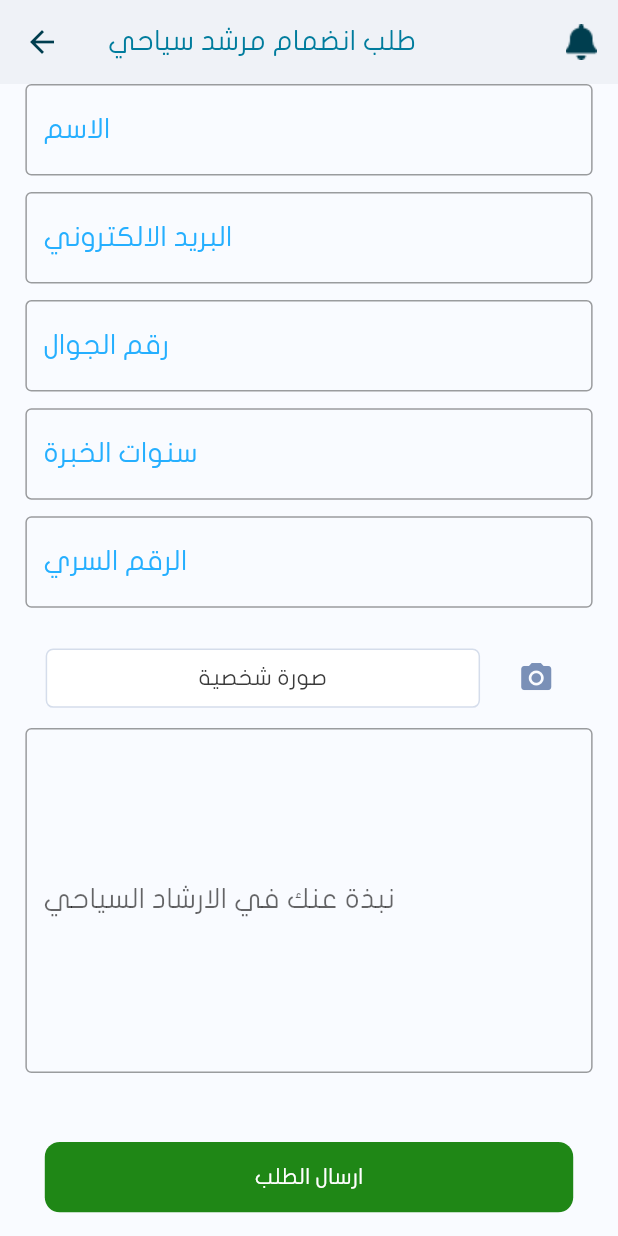
After one commit to saleh991/taif4, a Flutter app: the AddGuideScreen screen opened by its route, on a phone screen of 412 x 824 dp. The commit adds this screen. Run offline on Flutter 3.47's test engine with Material 2 defaults, Android fonts, the phone set to English and light mode, and no system bars; our stand-ins replace bloc, carousel_slider, dio, easy_localization, equatable, flutter_bloc and 8 more; accounts and stored records are empty.

Commit message:
اضافة مرشد سياحي تفاصيل المرشد السياحي

```diff
--- a/lib/components/components.dart
+++ b/lib/components/components.dart
@@ -1,3 +1,5 @@
+import 'dart:ui';
+
 import 'package:easy_localization/easy_localization.dart';
 import 'package:flutter/cupertino.dart';
 import 'package:flutter/material.dart';
@@ -251,6 +253,33 @@ Widget contactItem({
       ),
     );
 
+Widget contactTextFieldWithHintColor({
+  required String hint,
+  TextInputType keyboardType = TextInputType.text,
+  required TextEditingController controller,
+  int line = 1,
+}) =>
+    TextField(
+      maxLines: line,
+      controller: controller,
+      style: TextStyle(
+          fontFamily: 'JF Flat', fontSize: 20.sp, color: Colors.black),
+      keyboardType: keyboardType,
+      decoration: InputDecoration(
+
+        border: OutlineInputBorder(
+          borderSide:
+              BorderSide(color: Color.fromRGBO(213, 221, 235, 1), width: 1),
+        ),
+        hintText: hint,
+        hintStyle: TextStyle(
+          fontFamily: 'JF Flat',
+          fontSize: 20.sp,
+          color: const Color(0xff25afff),
+        ),
+      ),
+    );
+
 Widget contactTextField({
   required String hint,
   TextInputType keyboardType = TextInputType.text,
@@ -261,18 +290,20 @@ Widget contactTextField({
       maxLines: line,
       controller: controller,
       style: TextStyle(
-          fontFamily: 'JF Flat', fontSize: 15.sp, color: Colors.black),
+          fontFamily: 'JF Flat', fontSize: 20.sp, color: Colors.black),
       keyboardType: keyboardType,
       decoration: InputDecoration(
         labelText: hint,
         border: OutlineInputBorder(
           borderSide:
-              BorderSide(color: Color.fromRGBO(213, 221, 235, 1), width: 1),
+          BorderSide(color: Color.fromRGBO(213, 221, 235, 1), width: 1),
         ),
         hintText: hint,
         hintStyle: TextStyle(
           fontFamily: 'JF Flat',
-          fontSize: 15.sp,
+
+
+          fontSize: 20.sp,
           color: const Color(0x853a3a3a),
         ),
       ),
@@ -1207,7 +1238,7 @@ InkWell secondlistViewItem(
             crossAxisAlignment: CrossAxisAlignment.start,
             children: [
               SizedBox(
-                height: 16.h,
+                height: 6.h,
               ),
               Text(
                 locationModel.data![index].title.toString(),
--- a/lib/dio/dio_helper.dart
+++ b/lib/dio/dio_helper.dart
@@ -12,6 +12,7 @@ class DioHelper {
       BaseOptions(
         headers: {
           'Content-Type': 'application/json',
+          'Accept': 'application/json',
           'lang': 'ar',
         },
         baseUrl: URL,
@@ -32,21 +33,18 @@ class DioHelper {
 
   static Future<Response> postData({
     required String url,
-    required Map<String, dynamic> data,
+    required var data,
     Map<String, dynamic>? query,
     String token = '',
   }) async {
     return await dio.post(
       url,
       data: data,
-      options: Options(
-        headers: {
-          //'Authorization': token,
-        },
-      ),
       queryParameters: query,
     );
   }
+
+
 
   static Future<Response> putData({
     required String url,
--- a/lib/helper/constants.dart
+++ b/lib/helper/constants.dart
@@ -10,6 +10,8 @@ String fontName = "JF Flat";
 //API
 int userId = AppController.instance.getId();
 //https://opencart3.const-tech.biz/tf/api
+//https://taif-app.com/api/
+
 const String URL = 'https://taif-app.com/api/';
 const String LOGIN = 'login';
 const String COMMENT = 'comments';
@@ -89,3 +91,4 @@ String contractsRoute = "/contracts_screen";
 String documentationRoute = "/documentation_screen";
 String taifRoute = "/taif_screen";
 String tourismGuidingRoute = "/tourism_guiding_screen";
+String addGuideRoute="/add_guide_screen";
--- a/lib/main.dart
+++ b/lib/main.dart
@@ -40,6 +40,7 @@ import 'package:taif/screens/secondary_screens/documentation_screen/documentatio
 import 'package:taif/screens/secondary_screens/favorite_screen.dart';
 import 'package:taif/screens/secondary_screens/know_taif/know_taif.dart';
 import 'package:taif/screens/secondary_screens/my_ads_screen.dart';
+import 'package:taif/screens/secondary_screens/address_section_screens/tourism_guiding_section/add_guide_screen.dart';
 import 'package:taif/screens/secondary_screens/chat_screen/private_chat_screen.dart';
 import 'package:taif/screens/secondary_screens/public_services_screens/services_provider_details_screen.dart';
 import 'package:taif/screens/secondary_screens/public_services_screens/services_providers_screen.dart';
@@ -129,6 +130,8 @@ class _MainAppState extends State<MainApp> {
             addressConditionRoute: (context) => AddressCondtionsScreen(),
             addedSuccefullyRoute: (context) => AddedSuccefullyScreen(),
             // addressDetailsRoute: (context) => AddressDetailsScreen(),
+            addGuideRoute: (context) => AddGuideScreen(),
+
             servicesProvidersRoute: (context) => ServicesProviderScreen(),
             servicesProviderDetailsRoute: (context) =>
                 ServicesProviderDetailsScreen(),
--- /dev/null
+++ b/lib/models/add_guide_model.dart
@@ -0,0 +1,23 @@
+class AddGuideModel {
+  bool? status;
+  int? code;
+  String? errors_string;
+
+  AddGuideModel({this.status, this.code, this.errors_string});
+
+  AddGuideModel.fromJson(Map<String, dynamic> json) {
+    status = json['status'];
+    code = json['code'];
+    errors_string = json['errors_string'];
+
+  }
+
+  Map<String, dynamic> toJson() {
+    final Map<String, dynamic> data = Map<String, dynamic>();
+    data['status'] = this.status;
+    data['code'] = this.code;
+    data['errors_string'] = this.errors_string;
+
+    return data;
+  }
+}
--- a/lib/screens/primary_screens/membership_screen/cubit/cubit.dart
+++ b/lib/screens/primary_screens/membership_screen/cubit/cubit.dart
@@ -14,11 +14,7 @@ import 'package:taif/models/bank_transactions_model.dart';
 import 'package:taif/models/package_model.dart';
 import 'package:taif/models/request_package_model.dart';
 import 'package:taif/screens/primary_screens/membership_screen/cubit/state.dart';
-import 'package:http/http.dart' as http;
-import 'package:async/async.dart';
 
-import 'package:http_parser/http_parser.dart';
-import 'package:mime/mime.dart';
 
 class PackagesCubit extends Cubit<PackagesState> {
   PackagesCubit() : super(PackagesInitState());
--- a/lib/screens/secondary_screens/address_section_screens/cubit/states.dart
+++ b/lib/screens/secondary_screens/address_section_screens/cubit/states.dart
@@ -1,6 +1,20 @@
-abstract class LocationsState {}
 
-class LocationsInitState extends LocationsState{}
+import 'package:equatable/equatable.dart';
+
+import '../../../../models/add_guide_model.dart';
+abstract class LocationsState extends Equatable{
+
+  @override
+
+  List<Object?> get props =>[];
+
+}
+
+class LocationsInitState extends LocationsState{
+
+
+
+}
 
 class LocationsLoadingState extends LocationsState{}
 
@@ -61,6 +75,15 @@ class OfferSectionsLoadingState extends LocationsState{}
 
 class OfferSectionsSuccessState extends LocationsState{}
 
+class AddGuideLoadingState extends LocationsState{}
+
+class AddGuideSuccessState extends LocationsState{
+  AddGuideModel addGuideModel;
+  AddGuideSuccessState(this.addGuideModel);
+}
+
+class AddGuideErrorState extends LocationsState{}
+
 class OfferSectionsErrorState extends LocationsState{}
 
 class HarajsSectionsLoadingState extends LocationsState{}
--- /dev/null
+++ b/lib/screens/secondary_screens/address_section_screens/tourism_guiding_section/add_guide_screen.dart
@@ -0,0 +1,279 @@
+import 'dart:io';
+
+import 'package:flutter/cupertino.dart';
+import 'package:flutter/material.dart';
+import 'package:flutter_bloc/flutter_bloc.dart';
+import 'package:flutter_screenutil/flutter_screenutil.dart';
+import 'package:fluttertoast/fluttertoast.dart';
+import 'package:image_picker/image_picker.dart';
+import 'package:taif/components/components.dart';
+import 'package:taif/helper/constants.dart';
+import 'package:taif/screens/secondary_screens/address_section_screens/cubit/cubit.dart';
+import 'package:taif/screens/secondary_screens/address_section_screens/cubit/states.dart';
+import '../addedd_succefully_screen.dart';
+
+class AddGuideScreen extends StatefulWidget {
+  const AddGuideScreen({Key? key}) : super(key: key);
+
+  @override
+  _AddGuideScreenState createState() => _AddGuideScreenState();
+}
+
+class _AddGuideScreenState extends State<AddGuideScreen> {
+  File? profileImage;
+  var picker = ImagePicker();
+
+  Future<void> getImage() async {
+    final pickerFile = await picker.pickImage(
+      source: ImageSource.gallery,
+    );
+    if (pickerFile != null) {
+      profileImage = File(pickerFile.path);
+
+    } else {
+      print('No Image Selected');
+
+    }
+  }
+
+  LocationsCubit cu=LocationsCubit();
+  late TextEditingController _nameController;
+  late TextEditingController _emailController;
+  late TextEditingController _phoneController;
+  late TextEditingController _expController;
+  late TextEditingController _passwordController;
+  late TextEditingController _detailsController;
+
+  @override
+  void initState() {
+
+
+    _nameController = TextEditingController();
+    _emailController = TextEditingController();
+    _phoneController = TextEditingController();
+    _expController = TextEditingController();
+    _passwordController = TextEditingController();
+    _detailsController = TextEditingController();
+    super.initState();
+  }
+
+  @override
+  void dispose() {
+    super.dispose();
+    _nameController.dispose();
+    _emailController.dispose();
+    _phoneController.dispose();
+    _detailsController.dispose();
+    _expController.dispose();
+    _passwordController.dispose();
+
+  }
+
+
+  @override
+  Widget build(BuildContext context) {
+    return Scaffold(
+      appBar: AppBar(
+        backgroundColor: Color(0xFFEFF2F7),
+        elevation: 0,
+        iconTheme: IconThemeData(color: Color(0xFF003E4F)),
+        centerTitle: false,
+        title: Text(
+          'طلب انضمام مرشد سياحي',
+          style: TextStyle(
+            fontFamily: fontName,
+            fontSize: 20.sp,
+            color: const Color(0xff007c9d),
+          ),
+        ),
+        actions: [InkWell(onTap:(){
+          Navigator.pushNamed(context, notificationsRoute);
+        },child: Image.asset('images/notification_icon.png'))],      ),
+      body:BlocProvider(
+        create:
+            (context) => cu,
+        child: BlocConsumer<LocationsCubit,LocationsState>(
+          listener: (context, state) {
+
+
+            if (state is AddGuideErrorState) {
+              Fluttertoast.showToast(
+                  msg: 'حدث خطأ ما',
+                  toastLength: Toast.LENGTH_SHORT,
+                  gravity: ToastGravity.BOTTOM,
+                  timeInSecForIosWeb: 2,
+                  backgroundColor: Colors.grey,
+                  textColor: Colors.white,
+                  fontSize: 16.0);
+            }
+
+            else if (state is AddGuideLoadingState) {
+              Fluttertoast.showToast(
+                  msg: 'جاري المعالجة..',
+                  toastLength: Toast.LENGTH_SHORT,
+                  gravity: ToastGravity.BOTTOM,
+                  timeInSecForIosWeb: 1,
+                  backgroundColor: Colors.grey,
+                  textColor: Colors.white,
+                  fontSize: 16.0);
+
+            }
+
+            else if (state is AddGuideSuccessState) {
+
+              if(state.addGuideModel.status!)
+                {
+                  Navigator.pushReplacement(
+                   context,
+                   MaterialPageRoute(builder: (context) => AddedSuccefullyScreen()),
+                 );
+                }
+            }
+          },
+          builder: (context, state) {
+              return  SingleChildScrollView(
+                physics: BouncingScrollPhysics(),
+                child: Padding(
+                  padding: EdgeInsets.symmetric(horizontal: 17.w),
+                  child: Column(
+                    children: [
+                      contactTextFieldWithHintColor(
+                        hint: 'الاسم',
+                        controller: _nameController,
+                      ),
+                      SizedBox(
+                        height: 12.h,
+                      ),
+                      contactTextFieldWithHintColor(
+                        hint: 'البريد الالكتروني',
+                        controller: _emailController,
+                      ),
+                      SizedBox(
+                        height: 12.h,
+                      ),
+                      contactTextFieldWithHintColor(
+                        hint: 'رقم الجوال',
+                        controller: _phoneController,
+                      ),
+                      SizedBox(
+                        height: 12.h,
+                      ),
+                      contactTextFieldWithHintColor(
+                        hint: 'سنوات الخبرة',
+                        controller: _expController,
+                      ),
+                      SizedBox(
+                        height: 12.h,
+                      ),
+                      contactTextFieldWithHintColor(
+                        hint: 'الرقم السري',
+                        controller: _passwordController,
+                      ),
+                      SizedBox(
+                        height: 25.h,
+                      ),
+                      if(profileImage==null)
+                      addFromGalleryItems(
+                          title: 'صورة شخصية', icon: Icons.camera_alt, function: () async {
+                            print(profileImage);
+                            await getImage();
+                            print(profileImage);
+                            setState(() {
+
+                            });
+                      })
+                      else
+                        Column(
+                          children: [
+                            Container(
+                              height: 130.h,
+                              width: 130.h,
+                              decoration: BoxDecoration(
+                                shape: BoxShape.circle,
+                                image: DecorationImage(
+                                  image: FileImage(profileImage!,
+                                  ),
+                                    fit: BoxFit.fill
+                                )
+                              ),
+                            ),
+                            SizedBox(
+                              width: 150.w,
+                              child: languagesButtonWithIcon(
+                                title:  "تغير الصورة ",
+                                icon: Icon(
+                                  Icons.camera_alt_outlined,
+                                ),
+                                function: () async {
+                                  print(profileImage);
+                                  await getImage();
+                                  print(profileImage);
+                                  setState(() {
+
+                                  });
+                                },
+                                color: Color(0xff25afff),
+                              ),
+                            )
+                          ],
+                        ),
+                      SizedBox(
+                        height: 10.h,
+                      ),
+
+                      contactTextField(
+                        hint: 'نبذة عنك في الارشاد السياحي',
+                        controller: _detailsController,
+                        line: 10,
+                      ),
+                      SizedBox(
+                        height: 50.h,
+                      ),
+
+                      SizedBox(
+                          width: 354.w,
+                          height: 51.h,
+                          child: languagesButton(
+                            title: 'ارسال الطلب',
+                            function: () {
+                              if(profileImage==null)
+                                {
+                                  Fluttertoast.showToast(
+                                      msg: 'يرجى ملأ البيانات بشكل كامل ووضع صورة شخصية',
+                                      toastLength: Toast.LENGTH_SHORT,
+                                      gravity: ToastGravity.BOTTOM,
+                                      timeInSecForIosWeb: 1,
+                                      backgroundColor: Colors.grey,
+                                      textColor: Colors.white,
+                                      fontSize: 16.0);
+                                }
+                              else{
+                                cu..addGuid(
+                                    name: _nameController.text,
+                                    email: _emailController.text,
+                                    image: profileImage!,
+                                    phone: _phoneController.text,
+                                    password: _passwordController.text,
+                                    experience_years: _expController.text,
+                                    notes: _detailsController.text);
+                              }
+
+
+                            },
+                            color: Color.fromRGBO(31, 135, 22, 1),
+                          )),
+                      SizedBox(
+                        height: 50.h,
+                      ),
+                    ],
+                  ),
+                ),
+              );
+
+          },
+        ),
+      ),
+
+    );
+  }
+}
--- a/lib/screens/secondary_screens/contact_screen/contact_screen.dart
+++ b/lib/screens/secondary_screens/contact_screen/contact_screen.dart
@@ -23,7 +23,6 @@ class _ContactScreenState extends State<ContactScreen> {
 
   @override
   void initState() {
-    // TODO: implement initState
     super.initState();
     _nameController = TextEditingController();
     _phoneController = TextEditingController();
@@ -34,7 +33,6 @@ class _ContactScreenState extends State<ContactScreen> {
 
   @override
   void dispose() {
-    // TODO: implement dispose
     super.dispose();
     _nameController.dispose();
     _phoneController.dispose();
--- a/pubspec.yaml
+++ b/pubspec.yaml
@@ -43,6 +43,8 @@ dependencies:
   image_picker: ^0.8.3+3
   url_launcher: ^6.0.10
   share: ^2.0.4
+  equatable: ^2.0.3
+
 
 dev_dependencies:
   flutter_test:
```
Also changed, not shown: lib/screens/secondary_screens/address_section_screens/addedd_succefully_screen.dart (+12 -7 lines), lib/screens/secondary_screens/address_section_screens/cubit/cubit.dart (+45 -0 lines), lib/screens/secondary_screens/address_section_screens/tourism_guiding_section/all_guide_screen.dart (+8 -3 lines), lib/screens/secondary_screens/address_section_screens/tourism_guiding_section/guide_detailes_screen.dart (added, +205 -0 lines), lib/screens/secondary_screens/address_section_screens/tourism_guiding_section/tourism_guiding_detailes_screen.dart (+44 -0 lines), lib/screens/secondary_screens/address_section_screens/tourism_guiding_section/tourism_guiding_screen.dart (+15 -4 lines), pubspec.lock.
